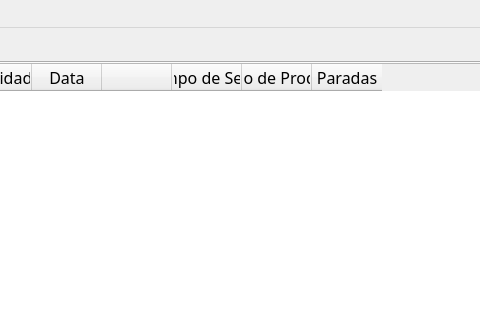
LuanTavares/PointSW, file PointSW/TelaPrincipal.ui: the form before one commit; both pictures show x 271 to 751 and y 0 to 320 of the 1280 by 695 pixel window.
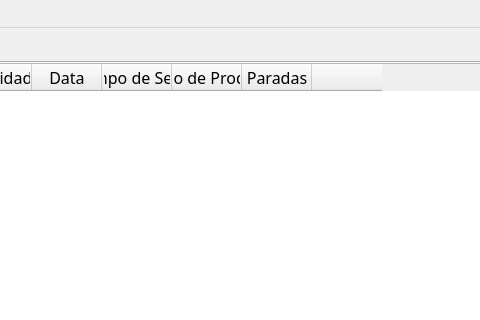
The form after the commit.

Patch:
```diff
--- a/PointSW/TelaPrincipal.ui
+++ b/PointSW/TelaPrincipal.ui
@@ -124,11 +124,6 @@
         </font>
        </property>
       </column>
-      <column>
-       <property name="text">
-        <string/>
-       </property>
-      </column>
       <column>
        <property name="text">
         <string>Tempo de Setup</string>
@@ -162,6 +157,17 @@
         </font>
        </property>
       </column>
+      <column>
+       <property name="text">
+        <string/>
+       </property>
+       <property name="font">
+        <font>
+         <family>Trebuchet MS</family>
+         <pointsize>12</pointsize>
+        </font>
+       </property>
+      </column>
      </widget>
     </widget>
    </widget>
```
